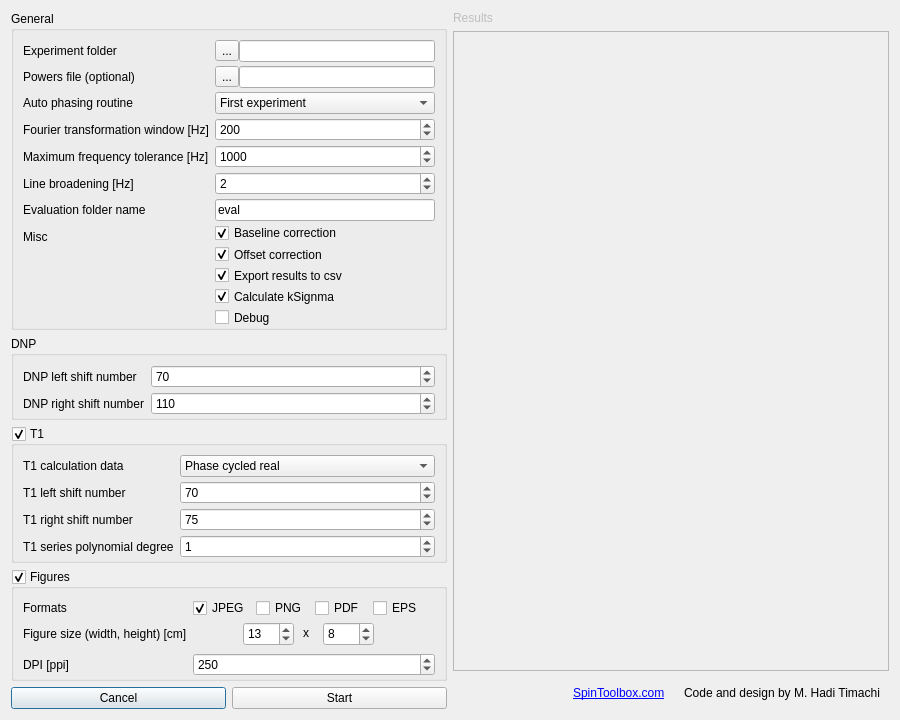
Old version of the form ui/DNPyUI.ui in the repository haditim/DNPy.
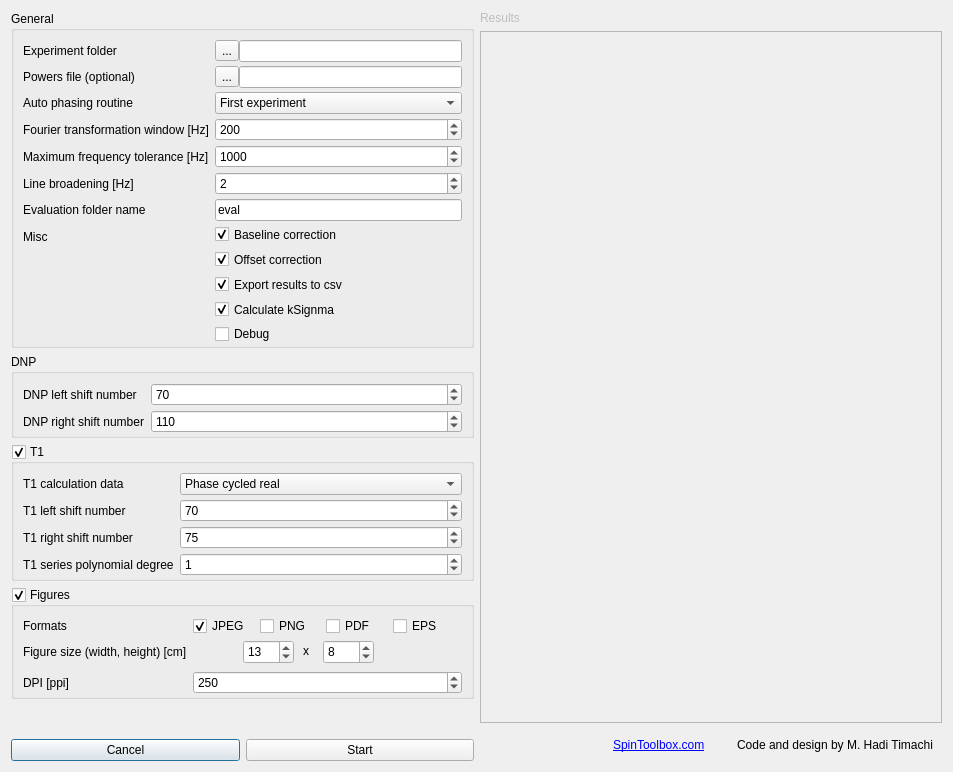
New version of the form. Icons and pictures are not drawn.

Commit message: Finished threading on Qt5

What changed in the file:
```diff
--- a/ui/DNPyUI.ui
+++ b/ui/DNPyUI.ui
@@ -6,8 +6,8 @@
    <rect>
     <x>0</x>
     <y>0</y>
-    <width>900</width>
-    <height>700</height>
+    <width>953</width>
+    <height>772</height>
    </rect>
   </property>
   <property name="sizePolicy">
@@ -689,6 +689,16 @@
          <property name="enabled">
           <bool>false</bool>
          </property>
+         <property name="lineWidth">
+          <number>1</number>
+         </property>
+         <property name="html">
+          <string>&lt;!DOCTYPE HTML PUBLIC &quot;-//W3C//DTD HTML 4.0//EN&quot; &quot;http://www.w3.org/TR/REC-html40/strict.dtd&quot;&gt;
+&lt;html&gt;&lt;head&gt;&lt;meta name=&quot;qrichtext&quot; content=&quot;1&quot; /&gt;&lt;style type=&quot;text/css&quot;&gt;
+p, li { white-space: pre-wrap; }
+&lt;/style&gt;&lt;/head&gt;&lt;body style=&quot; font-family:'Sans'; font-size:9pt; font-weight:400; font-style:normal;&quot;&gt;
+&lt;p style=&quot;-qt-paragraph-type:empty; margin-top:0px; margin-bottom:0px; margin-left:0px; margin-right:0px; -qt-block-indent:0; text-indent:0px; font-size:8pt;&quot;&gt;&lt;br /&gt;&lt;/p&gt;&lt;/body&gt;&lt;/html&gt;</string>
+         </property>
         </widget>
        </item>
        <item>
```
The commit also changes 1 other file.
